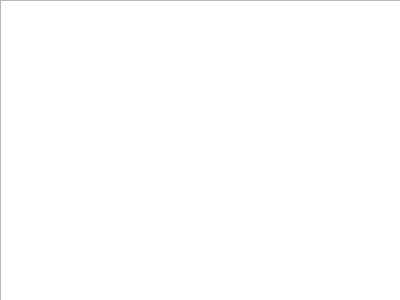
First picture: the form in graph.ui, repository Lydia0402/LinearRegression, before the edit.
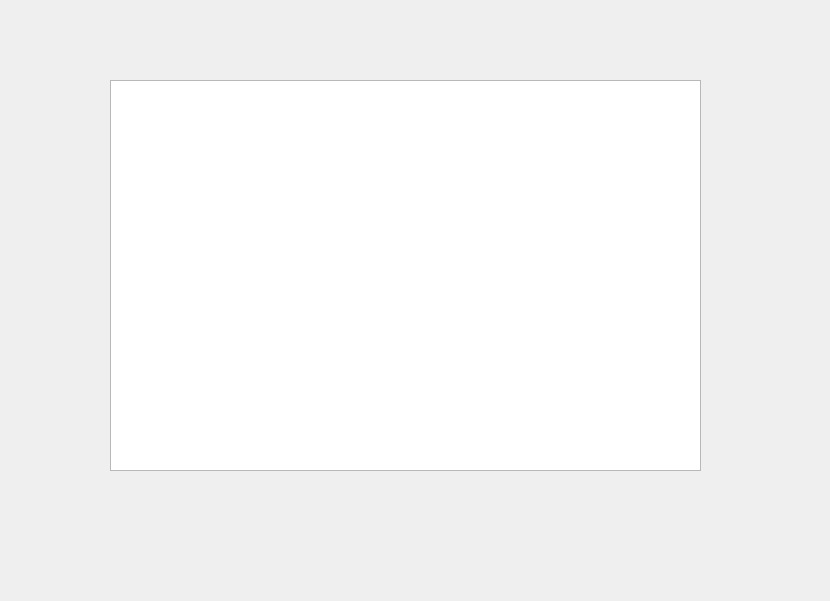
Second picture: the form after the edit.

```diff
--- a/graph.ui
+++ b/graph.ui
@@ -6,8 +6,8 @@
    <rect>
     <x>0</x>
     <y>0</y>
-    <width>400</width>
-    <height>300</height>
+    <width>830</width>
+    <height>601</height>
    </rect>
   </property>
   <property name="windowTitle">
@@ -16,10 +16,10 @@
   <widget class="QGraphicsView" name="graphicsView">
    <property name="geometry">
     <rect>
-     <x>0</x>
-     <y>0</y>
-     <width>401</width>
-     <height>301</height>
+     <x>110</x>
+     <y>80</y>
+     <width>591</width>
+     <height>391</height>
     </rect>
    </property>
   </widget>
```
